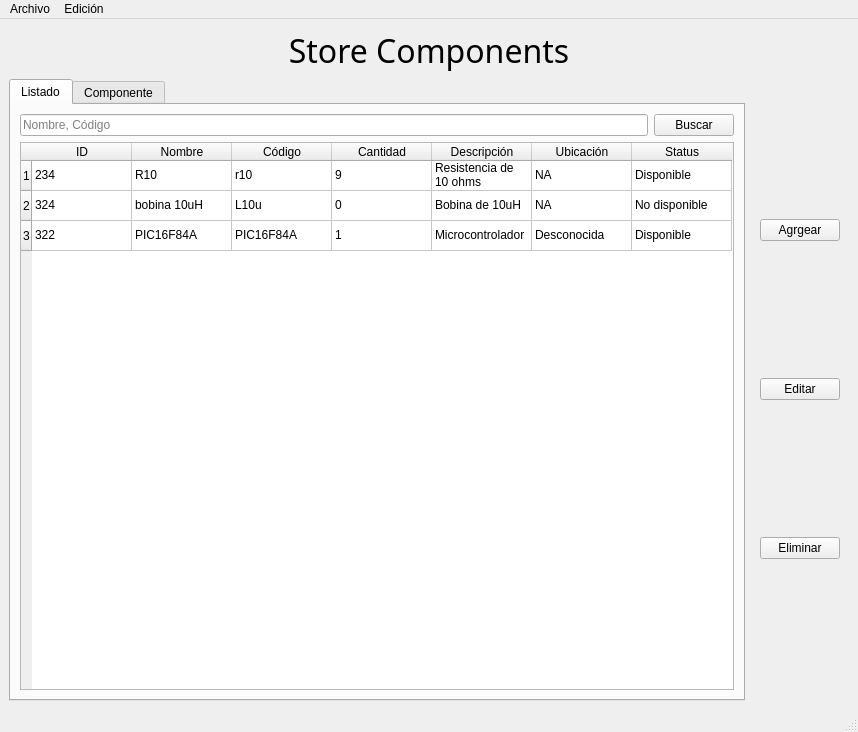
This is codigos/curso_medio/project_final/main_window.ui in jalmx/curso_python as Qt 5 draws it before an edit. The edited form follows.
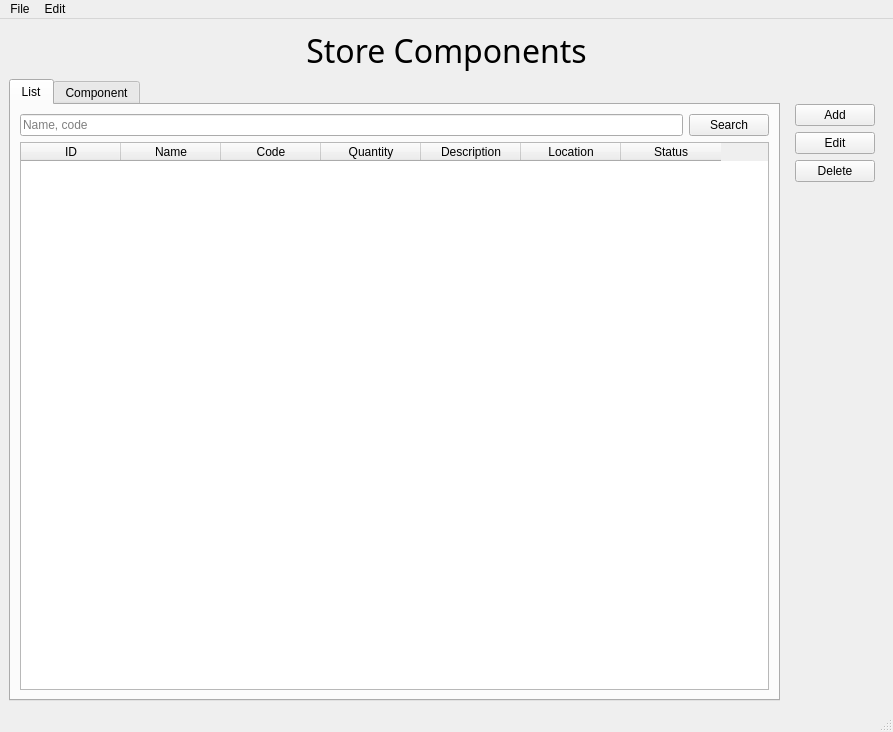
This is the edited form.

```diff
--- a/codigos/curso_medio/project_final/main_window.ui
+++ b/codigos/curso_medio/project_final/main_window.ui
@@ -6,7 +6,7 @@
    <rect>
     <x>0</x>
     <y>0</y>
-    <width>858</width>
+    <width>893</width>
     <height>732</height>
    </rect>
   </property>
@@ -36,27 +36,56 @@
       <item row="0" column="1">
        <widget class="QWidget" name="widget" native="true">
         <layout class="QVBoxLayout" name="verticalLayout">
+         <item>
+          <spacer name="verticalSpacer_2">
+           <property name="orientation">
+            <enum>Qt::Orientation::Vertical</enum>
+           </property>
+           <property name="sizeType">
+            <enum>QSizePolicy::Policy::Preferred</enum>
+           </property>
+           <property name="sizeHint" stdset="0">
+            <size>
+             <width>20</width>
+             <height>16</height>
+            </size>
+           </property>
+          </spacer>
+         </item>
          <item>
           <widget class="QPushButton" name="btn_add">
            <property name="text">
-            <string>Agrgear</string>
+            <string>Add</string>
            </property>
           </widget>
          </item>
          <item>
           <widget class="QPushButton" name="btn_edit">
            <property name="text">
-            <string>Editar</string>
+            <string>Edit</string>
            </property>
           </widget>
          </item>
          <item>
           <widget class="QPushButton" name="btn_delete">
            <property name="text">
-            <string>Eliminar</string>
+            <string>Delete</string>
            </property>
           </widget>
          </item>
+         <item>
+          <spacer name="verticalSpacer">
+           <property name="orientation">
+            <enum>Qt::Orientation::Vertical</enum>
+           </property>
+           <property name="sizeHint" stdset="0">
+            <size>
+             <width>20</width>
+             <height>40</height>
+            </size>
+           </property>
+          </spacer>
+         </item>
         </layout>
        </widget>
       </item>
@@ -67,7 +96,7 @@
         </property>
         <widget class="QWidget" name="tab">
          <attribute name="title">
-          <string>Listado</string>
+          <string>List</string>
          </attribute>
          <layout class="QVBoxLayout" name="verticalLayout_3">
           <item>
@@ -75,14 +104,14 @@
             <item>
              <widget class="QLineEdit" name="input_search_table">
               <property name="placeholderText">
-               <string>Nombre, Código</string>
+               <string>Name, code</string>
               </property>
              </widget>
             </item>
             <item>
              <widget class="QPushButton" name="btn_search_table">
               <property name="text">
-               <string>Buscar</string>
+               <string>Search</string>
               </property>
              </widget>
             </item>
@@ -94,14 +123,11 @@
              <set>QAbstractItemView::EditTrigger::NoEditTriggers</set>
             </property>
             <property name="rowCount">
-             <number>3</number>
+             <number>0</number>
             </property>
             <property name="columnCount">
              <number>7</number>
             </property>
-            <row/>
-            <row/>
-            <row/>
             <column>
              <property name="text">
               <string>ID</string>
@@ -109,27 +135,27 @@
             </column>
             <column>
              <property name="text">
-              <string>Nombre</string>
+              <string>Name</string>
              </property>
             </column>
             <column>
              <property name="text">
-              <string>Código</string>
+              <string>Code</string>
              </property>
             </column>
             <column>
              <property name="text">
-              <string>Cantidad</string>
+              <string>Quantity</string>
              </property>
             </column>
             <column>
              <property name="text">
-              <string>Descripción</string>
+              <string>Description</string>
              </property>
             </column>
             <column>
              <property name="text">
-              <string>Ubicación</string>
+              <string>Location</string>
              </property>
             </column>
             <column>
@@ -137,118 +163,13 @@
               <string>Status</string>
              </property>
             </column>
-            <item row="0" column="0">
-             <property name="text">
-              <string>234</string>
-             </property>
-            </item>
-            <item row="0" column="1">
-             <property name="text">
-              <string>R10</string>
-             </property>
-            </item>
-            <item row="0" column="2">
-             <property name="text">
-              <string>r10</string>
-             </property>
-            </item>
-            <item row="0" column="3">
-             <property name="text">
-              <string>9</string>
-             </property>
-            </item>
-            <item row="0" column="4">
-             <property name="text">
-              <string>Resistencia de 10 ohms</string>
-             </property>
-            </item>
-            <item row="0" column="5">
-             <property name="text">
-              <string>NA</string>
-             </property>
-            </item>
-            <item row="0" column="6">
-             <property name="text">
-              <string>Disponible</string>
-             </property>
-            </item>
-            <item row="1" column="0">
-             <property name="text">
-              <string>324</string>
-             </property>
-            </item>
-            <item row="1" column="1">
-             <property name="text">
-              <string>bobina 10uH</string>
-             </property>
-            </item>
-            <item row="1" column="2">
-             <property name="text">
-              <string>L10u</string>
-             </property>
-            </item>
-            <item row="1" column="3">
-             <property name="text">
-              <string>0</string>
-             </property>
-            </item>
-            <item row="1" column="4">
-             <property name="text">
-              <string>Bobina de 10uH</string>
-             </property>
-            </item>
-            <item row="1" column="5">
-             <property name="text">
-              <string>NA</string>
-             </property>
-            </item>
-            <item row="1" column="6">
-             <property name="text">
-              <string>No disponible</string>
-             </property>
-            </item>
-            <item row="2" column="0">
-             <property name="text">
-              <string>322</string>
-             </property>
-            </item>
-            <item row="2" column="1">
-             <property name="text">
-              <string>PIC16F84A</string>
-             </property>
-            </item>
-            <item row="2" column="2">
-             <property name="text">
-              <string>PIC16F84A</string>
-             </property>
-            </item>
-            <item row="2" column="3">
-             <property name="text">
-              <string>1</string>
-             </property>
-            </item>
-            <item row="2" column="4">
-             <property name="text">
-              <string>Microcontrolador</string>
-             </property>
-            </item>
-            <item row="2" column="5">
-             <property name="text">
-              <string>Desconocida</string>
-             </property>
-            </item>
-            <item row="2" column="6">
-             <property name="text">
-              <string>Disponible</string>
-             </property>
-            </item>
            </widget>
           </item>
          </layout>
         </widget>
         <widget class="QWidget" name="tab_2">
          <attribute name="title">
-          <string>Componente</string>
+          <string>Component</string>
          </attribute>
          <layout class="QVBoxLayout" name="verticalLayout_4">
           <item>
@@ -452,13 +373,13 @@
     <rect>
      <x>0</x>
      <y>0</y>
-     <width>858</width>
+     <width>893</width>
      <height>30</height>
     </rect>
    </property>
    <widget class="QMenu" name="menuArchivo">
     <property name="title">
-     <string>Archivo</string>
+     <string>File</string>
     </property>
     <addaction name="actionAgregar_componente"/>
     <addaction name="actionEditar_componente"/>
@@ -467,7 +388,7 @@
    </widget>
    <widget class="QMenu" name="menuEdici_n">
     <property name="title">
-     <string>Edición</string>
+     <string>Edit</string>
     </property>
     <addaction name="actionAdegar_componente"/>
     <addaction name="actionEditar_componente_2"/>
```
Left out of the diff: 40 changed lines with no effect on the pictures.
